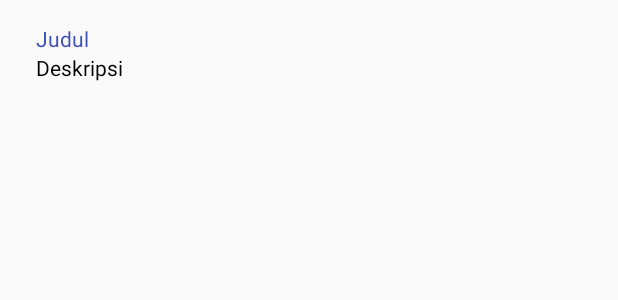
After one commit to JoseWitjaksono/PopularMovie, an Android app: the layout local_list.xml on its own in the app's theme, with its tools: preview values and no code run, on a phone screen of 412 x 824 dp. The commit adds this screen. Shown: the top 300 px of the screen. Run offline under Robolectric (Android 15) with nearby library versions, the phone set to English and light mode, and no system bars; network calls fail.

Commit message:
Add LocalDB for recent opened movie

```diff
--- a/app/src/main/java/id/sch/smktelkom_mlg/privateassignment/xirpl634/popularmovie/Section1Fragment.java
+++ b/app/src/main/java/id/sch/smktelkom_mlg/privateassignment/xirpl634/popularmovie/Section1Fragment.java
@@ -48,7 +48,7 @@ public class Section1Fragment extends Fragment implements SourceAdapter.ISourceA
 		RecyclerView recyclerView = (RecyclerView) myView.findViewById(R.id.recyclerView);
 		StaggeredGridLayoutManager layoutManager = new StaggeredGridLayoutManager(1, StaggeredGridLayoutManager.VERTICAL);
 		recyclerView.setLayoutManager(layoutManager);
-		mAdapter = new SourceAdapter(this, mList);
+		mAdapter = new SourceAdapter(getContext(),this, mList);
 		recyclerView.setAdapter(mAdapter);
 		downloadDataSources();
 
--- /dev/null
+++ b/app/src/main/res/layout/local_list.xml
@@ -0,0 +1,36 @@
+<?xml version="1.0" encoding="utf-8"?>
+<RelativeLayout xmlns:android="http://schemas.android.com/apk/res/android"
+                xmlns:tools="http://schemas.android.com/tools"
+                android:layout_width="match_parent"
+                android:layout_height="wrap_content"
+                android:background="?android:attr/selectableItemBackground"
+                android:padding="16dp">
+
+    <TextView
+        android:id="@+id/viewTitle"
+        android:layout_width="match_parent"
+        android:layout_height="wrap_content"
+        android:layout_alignParentTop="true"
+        android:layout_marginLeft="8dp"
+        android:layout_marginStart="8dp"
+        android:layout_toEndOf="@+id/imageView"
+        android:layout_toRightOf="@+id/imageView"
+        android:ellipsize="end"
+        android:maxLines="1"
+        android:textColor="@color/colorPrimary"
+        android:textSize="14dp"
+        tools:text="Judul" />
+
+    <TextView
+        android:id="@+id/viewDesc"
+        android:layout_width="match_parent"
+        android:layout_height="wrap_content"
+        android:layout_alignLeft="@+id/viewTitle"
+        android:layout_alignStart="@+id/viewTitle"
+        android:layout_below="@+id/viewTitle"
+        android:ellipsize="end"
+        android:maxLines="4"
+        android:textColor="@android:color/black"
+        tools:text="Deskripsi" />
+
+</RelativeLayout>
```
Also changed, not shown: app/src/main/java/id/sch/smktelkom_mlg/privateassignment/xirpl634/popularmovie/DatabaseHelper.java (added, +69 -0 lines), app/src/main/java/id/sch/smktelkom_mlg/privateassignment/xirpl634/popularmovie/Section2Fragment.java (+45 -6 lines), app/src/main/java/id/sch/smktelkom_mlg/privateassignment/xirpl634/popularmovie/adapter/LocalAdapter.java (added, +55 -0 lines), app/src/main/java/id/sch/smktelkom_mlg/privateassignment/xirpl634/popularmovie/adapter/SourceAdapter.java (+15 -3 lines), app/src/main/java/id/sch/smktelkom_mlg/privateassignment/xirpl634/popularmovie/model/Local.java (added, +34 -0 lines), app/src/main/res/layout/fragment_blank.xml (added, +13 -0 lines), app/src/main/res/layout/fragment_section2.xml (+10 -26 lines).
